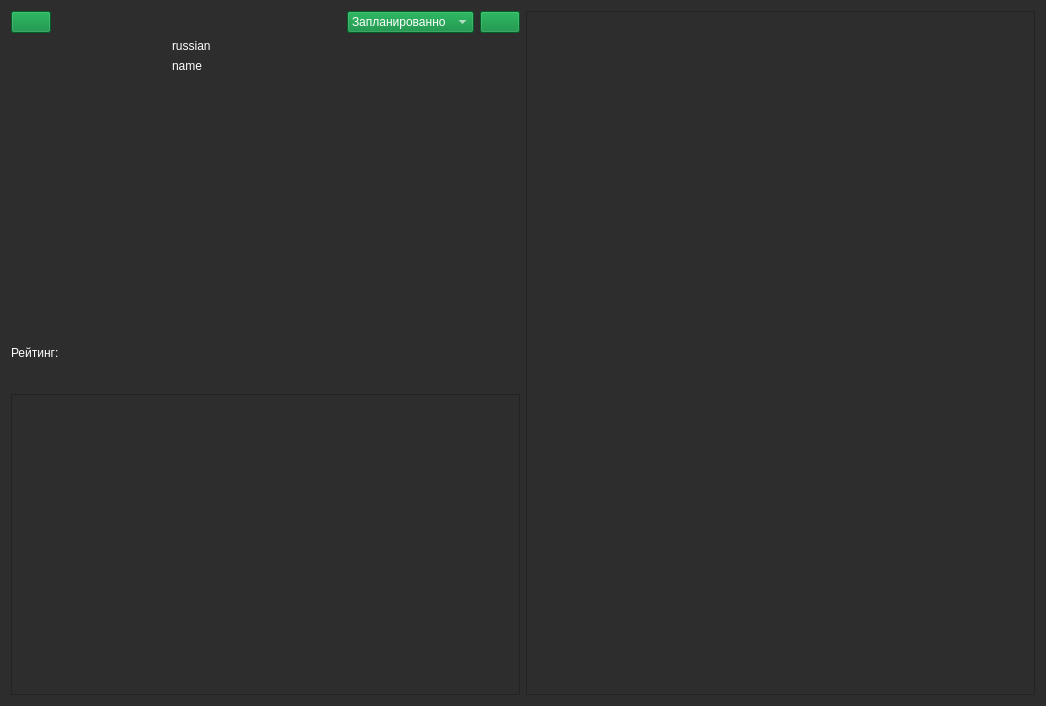
Qt form form/desu_info.ui (brandonzorn/Nlight) before a commit.
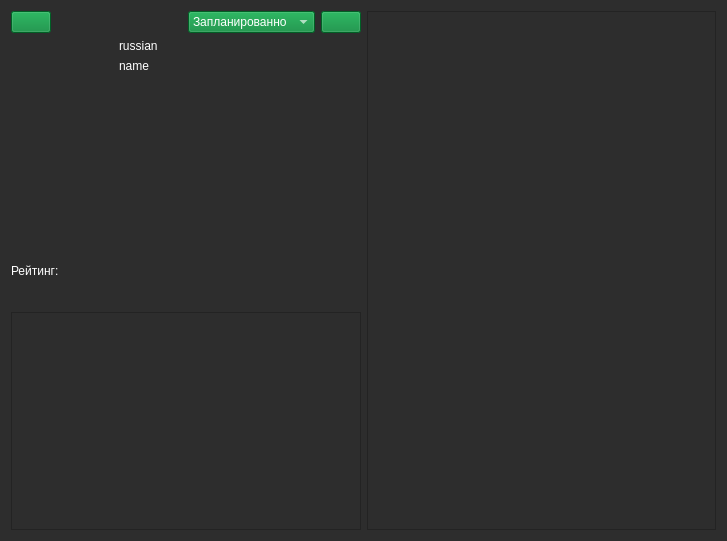
The same form after that commit. Icons and pictures are not drawn.

Commit message: Updated form info preview

The edit to the form file:
```diff
--- a/form/desu_info.ui
+++ b/form/desu_info.ui
@@ -6,8 +6,8 @@
    <rect>
     <x>0</x>
     <y>0</y>
-    <width>1046</width>
-    <height>706</height>
+    <width>727</width>
+    <height>541</height>
    </rect>
   </property>
   <property name="windowTitle">
```
The commit also changes 2 other files.
